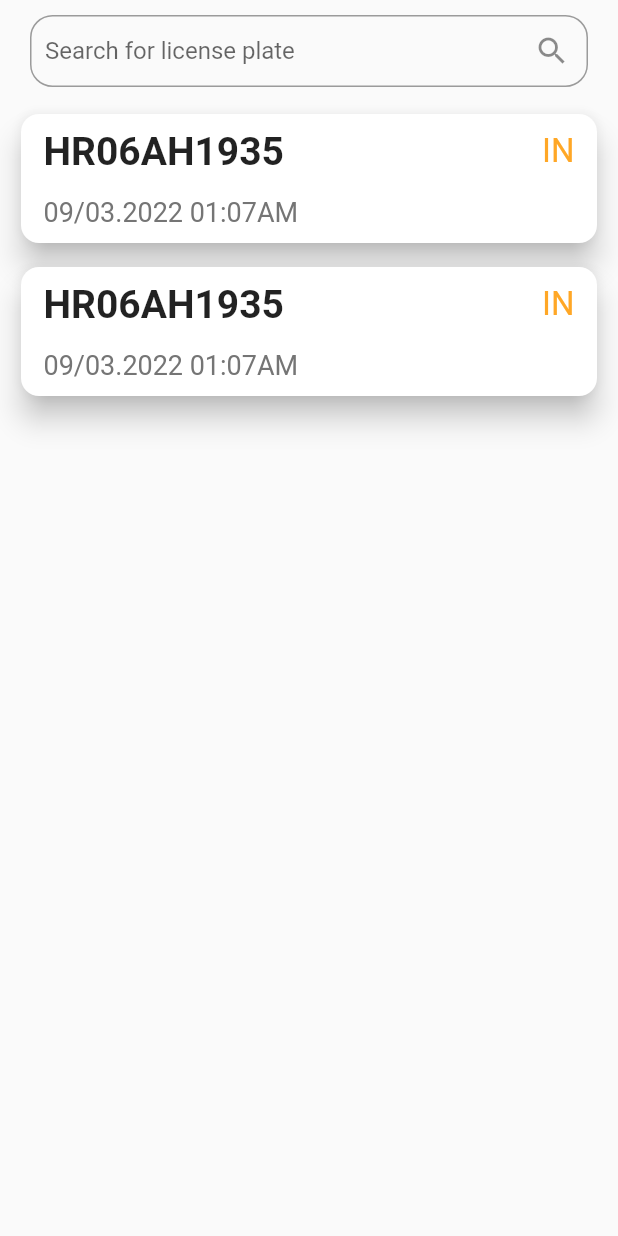
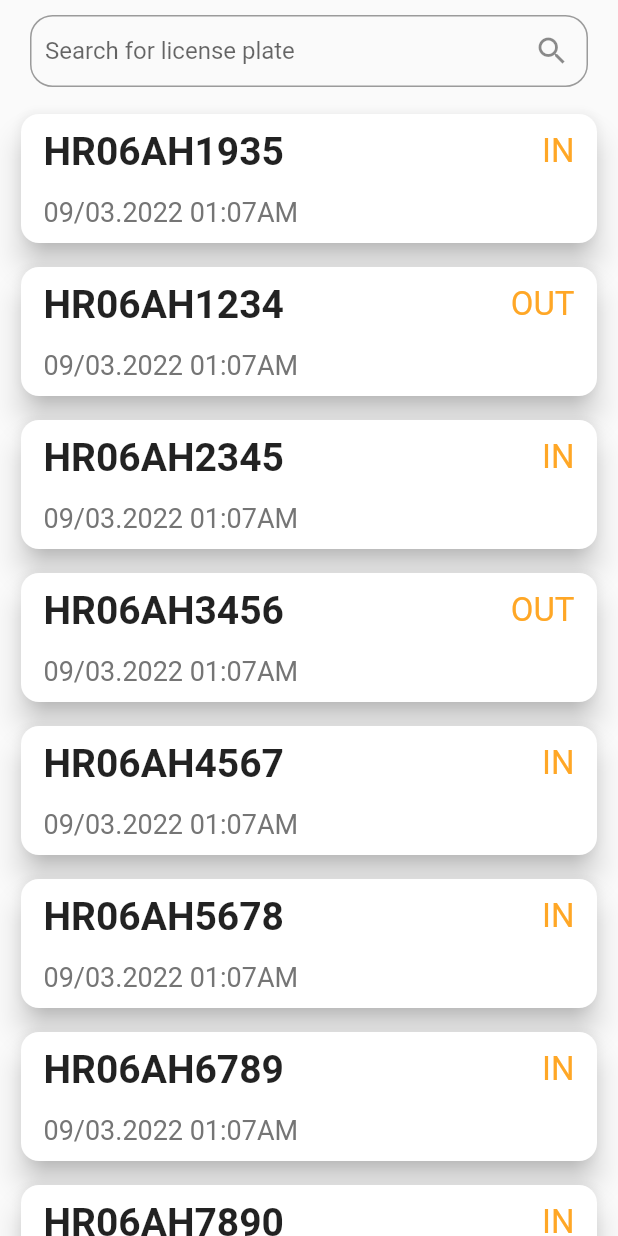
Before and after one commit to Sanchit-sk/NITKKR-ANPR-app, a Flutter app: the screen it shows after launch, on a phone screen of 412 x 824 dp. Run offline on Flutter 3.47's test engine with Material 2 defaults, Android fonts, the phone set to English and light mode, and no system bars.

Commit message:
Searchbar done

```diff
--- a/lib/main.dart
+++ b/lib/main.dart
@@ -1,5 +1,6 @@
 import 'package:flutter/material.dart';
 import 'package:nit_anpr_app/pages/home_page.dart';
+import './sample_data.dart';
 
 void main() {
   runApp(const MyApp());
@@ -25,7 +26,9 @@ class MyApp extends StatelessWidget {
         // is not restarted.
         primarySwatch: Colors.blue,
       ),
-      home: HomePage(),
+      home: HomePage(
+        plates: platesData,
+      ),
     );
   }
 }
--- a/lib/models/plate_info.dart
+++ b/lib/models/plate_info.dart
@@ -11,4 +11,10 @@ class PlateInfo {
       required this.activity,
       required this.location,
       required this.timeStamp});
+
+  @override
+  String toString() {
+    // TODO: implement toString
+    return "Platetext: $plateText \nActivity: $activity\nLocation: $location\ntimestamp: $timeStamp\n";
+  }
 }
--- a/lib/pages/home_page.dart
+++ b/lib/pages/home_page.dart
@@ -5,32 +5,43 @@ import 'package:nit_anpr_app/widgets/plate_card.dart';
 class MySearchBar extends StatelessWidget {
   Icon? suffixIcon;
   String hint;
-  MySearchBar({Key? key, this.hint = "", this.suffixIcon}) : super(key: key);
+  Function(String val) onSearch;
+  MySearchBar(
+      {Key? key, this.hint = "", this.suffixIcon, required this.onSearch})
+      : super(key: key);
 
   @override
   Widget build(BuildContext context) {
     return TextField(
       decoration: InputDecoration(
-          border: const OutlineInputBorder(
-              borderRadius: BorderRadius.all(Radius.circular(15))),
-          contentPadding:
-              const EdgeInsets.symmetric(horizontal: 10, vertical: 5),
-          hintText: hint,
-          suffixIcon: suffixIcon),
+        border: const OutlineInputBorder(
+            borderRadius: BorderRadius.all(Radius.circular(15))),
+        contentPadding: const EdgeInsets.symmetric(horizontal: 10, vertical: 5),
+        hintText: hint,
+        suffixIcon: suffixIcon,
+      ),
+      onChanged: (value) => onSearch(value),
     );
   }
 }
 
-class HomePage extends StatelessWidget {
-  HomePage({Key? key}) : super(key: key);
-  PlateInfo demoPlate = PlateInfo(
-      plateText: "HR06AH1935",
-      activity: "IN",
-      location: "Gate1",
-      timeStamp: "09/03.2022 01:07AM");
+class HomePage extends StatefulWidget {
+  List<PlateInfo> plates;
+  String query = "";
+  HomePage({Key? key, required this.plates}) : super(key: key);
 
   @override
+  State<HomePage> createState() => _HomePageState();
+}
+
+class _HomePageState extends State<HomePage> {
+  @override
   Widget build(BuildContext context) {
+    List<PlateInfo> filteredPlates = widget.plates
+        .where(
+            (element) => element.plateText.contains(widget.query.toUpperCase()))
+        .toList();
+
     return Material(
       child: SafeArea(
         child: Column(
@@ -40,9 +51,22 @@ class HomePage extends StatelessWidget {
                     const EdgeInsets.symmetric(horizontal: 20, vertical: 10),
                 child: MySearchBar(
                     hint: "Search for license plate",
-                    suffixIcon: const Icon(Icons.search))),
-            PlateCard(plate: demoPlate),
-            PlateCard(plate: demoPlate)
+                    suffixIcon: const Icon(Icons.search),
+                    onSearch: (query) {
+                      widget.query = query;
+                      // print("Search query changed: ${widget.query}");
+                      setState(() {});
+                    })),
+            // PlateCard(plate: demoPlate),
+            // PlateCard(plate: demoPlate)
+            Expanded(
+              child: ListView.builder(
+                itemBuilder: (context, pos) => PlateCard(
+                  plate: filteredPlates[pos],
+                ),
+                itemCount: filteredPlates.length,
+              ),
+            )
           ],
         ),
       ),
--- /dev/null
+++ b/lib/sample_data.dart
@@ -0,0 +1,49 @@
+import 'package:nit_anpr_app/models/plate_info.dart';
+
+final List<PlateInfo> platesData = [
+  PlateInfo(
+      plateText: "HR06AH1935",
+      activity: "IN",
+      location: "Gate1",
+      timeStamp: "09/03.2022 01:07AM"),
+  PlateInfo(
+      plateText: "HR06AH1234",
+      activity: "OUT",
+      location: "Gate1",
+      timeStamp: "09/03.2022 01:07AM"),
+  PlateInfo(
+      plateText: "HR06AH2345",
+      activity: "IN",
+      location: "Gate1",
+      timeStamp: "09/03.2022 01:07AM"),
+  PlateInfo(
+      plateText: "HR06AH3456",
+      activity: "OUT",
+      location: "Gate1",
+      timeStamp: "09/03.2022 01:07AM"),
+  PlateInfo(
+      plateText: "HR06AH4567",
+      activity: "IN",
+      location: "Gate1",
+      timeStamp: "09/03.2022 01:07AM"),
+  PlateInfo(
+      plateText: "HR06AH5678",
+      activity: "IN",
+      location: "Gate1",
+      timeStamp: "09/03.2022 01:07AM"),
+  PlateInfo(
+      plateText: "HR06AH6789",
+      activity: "IN",
+      location: "Gate1",
+      timeStamp: "09/03.2022 01:07AM"),
+  PlateInfo(
+      plateText: "HR06AH7890",
+      activity: "IN",
+      location: "Gate1",
+      timeStamp: "09/03.2022 01:07AM"),
+  PlateInfo(
+      plateText: "HR06AH0123",
+      activity: "IN",
+      location: "Gate1",
+      timeStamp: "09/03.2022 01:07AM"),
+];
```
